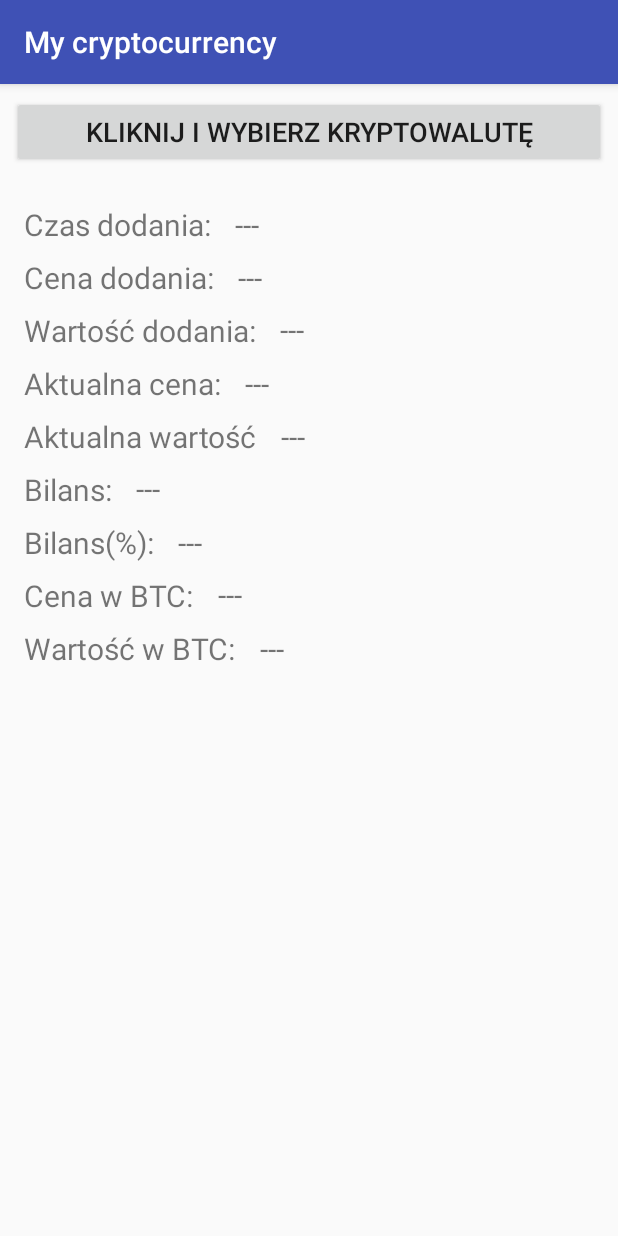
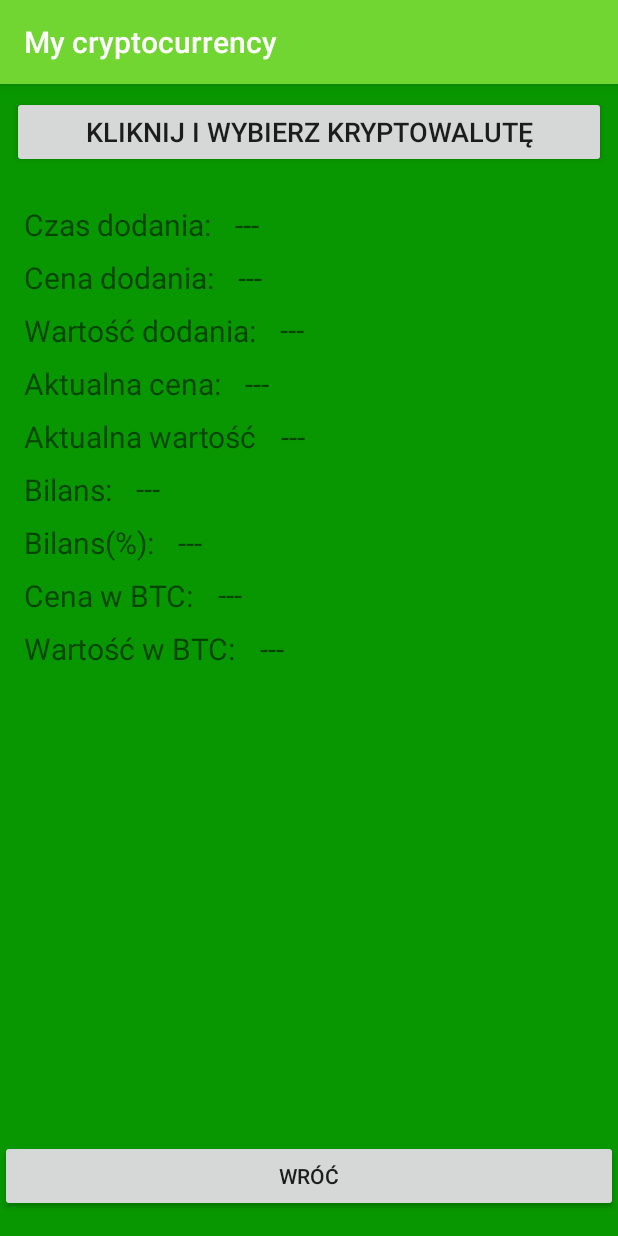
Before and after one commit to Harkor15/My_cryptocurrency, an Android app: the AdvancedActivity screen opened directly, with no data from a screen before it, on a phone screen of 412 x 824 dp. Run offline under Robolectric (Android 15) with nearby library versions, the phone set to English and light mode, and no system bars; our stand-ins replace Volley; network calls fail.

Commit message:
First theme + fix setings/buttons

```diff
--- a/app/src/main/java/harkor/mycryptocurrency/AdvancedActivity.java
+++ b/app/src/main/java/harkor/mycryptocurrency/AdvancedActivity.java
@@ -32,6 +32,7 @@ import java.util.ArrayList;
 import java.util.LinkedList;
 import java.util.List;
 
+import static harkor.mycryptocurrency.R.id.b2;
 import static harkor.mycryptocurrency.R.id.b3;
 
 public class AdvancedActivity extends AppCompatActivity {
@@ -119,6 +120,7 @@ public class AdvancedActivity extends AppCompatActivity {
                     b5.setText(currencyTag(decim.format(actValue)));
                     TextView b6=(TextView)findViewById(R.id.b6);
                     double result=actPrice-getBuyPrice(id);
+                    result*=amountList.get(id);
                     b6.setText(currencyTag(decim.format(result)));
                     TextView b7=(TextView)findViewById(R.id.b7);
                     if(result>=0){
@@ -209,7 +211,9 @@ public class AdvancedActivity extends AppCompatActivity {
                     }
                 }).create().show();
     }
-
+    public void exit(View v){
+        System.exit(0);
+    }
     @Override
     protected void onCreate(Bundle savedInstanceState) {
         super.onCreate(savedInstanceState);
--- a/app/src/main/res/layout/activity_advanced.xml
+++ b/app/src/main/res/layout/activity_advanced.xml
@@ -283,4 +283,15 @@
         app:layout_constraintTop_toBottomOf="@+id/a1"
         android:layout_marginEnd="8dp" />
 
+    <Button
+        android:id="@+id/button7"
+        android:layout_width="match_parent"
+        android:layout_height="wrap_content"
+        android:layout_marginBottom="16dp"
+        android:onClick="exit"
+        android:text="@string/back"
+        app:layout_constraintBottom_toBottomOf="parent"
+        app:layout_constraintLeft_toLeftOf="parent"
+        app:layout_constraintRight_toRightOf="parent" />
+
 </android.support.constraint.ConstraintLayout>
--- a/app/src/main/res/layout/activity_main.xml
+++ b/app/src/main/res/layout/activity_main.xml
@@ -34,6 +34,7 @@
         android:layout_width="0dp"
         android:layout_height="wrap_content"
         android:layout_marginTop="8dp"
+        android:background="@color/buttonColor"
         android:onClick="myCryptooo"
         android:text="@string/my_cryptos"
         app:layout_constraintBottom_toBottomOf="parent"
@@ -49,6 +50,7 @@
         android:layout_height="wrap_content"
         android:layout_marginBottom="8dp"
         android:layout_marginTop="8dp"
+        android:background="@color/buttonColor"
         android:onClick="settingsss"
         android:text="@string/Settings"
         app:layout_constraintBottom_toBottomOf="parent"
@@ -63,7 +65,7 @@
         android:layout_width="0dp"
         android:layout_height="wrap_content"
         android:layout_marginTop="8dp"
-        android:onClick="DonAct"
+        android:background="@color/buttonColor"
         android:text="Jeszcze nic nie robi! NIE RUSZ!"
         app:layout_constraintHorizontal_bias="0.0"
         app:layout_constraintLeft_toLeftOf="parent"
@@ -76,6 +78,7 @@
         android:layout_height="wrap_content"
         android:layout_marginBottom="8dp"
         android:layout_marginTop="8dp"
+        android:background="@color/buttonColor"
         android:onClick="advancedAct"
         android:text="@string/add_inf"
         app:layout_constraintBottom_toBottomOf="parent"
@@ -90,6 +93,7 @@
         android:layout_width="0dp"
         android:layout_height="wrap_content"
         android:layout_marginTop="8dp"
+        android:background="@color/buttonColor"
         android:onClick="refresh"
         android:text="@string/refresh"
         app:layout_constraintHorizontal_bias="0.0"
--- a/app/src/main/res/values/colors.xml
+++ b/app/src/main/res/values/colors.xml
@@ -1,6 +1,9 @@
 <?xml version="1.0" encoding="utf-8"?>
 <resources>
-    <color name="colorPrimary">#3F51B5</color>
-    <color name="colorPrimaryDark">#303F9F</color>
+    <color name="colorPrimary">#71d632</color>
+    <color name="buttonColor">#c2c4c2</color>
+    <color name="colorPrimaryDark">#002f01</color>
     <color name="colorAccent">#FF4081</color>
+    <color name="background_material_light">#089700</color>
+
 </resources>
--- a/app/src/main/res/values/styles.xml
+++ b/app/src/main/res/values/styles.xml
@@ -6,6 +6,8 @@
         <item name="colorPrimary">@color/colorPrimary</item>
         <item name="colorPrimaryDark">@color/colorPrimaryDark</item>
         <item name="colorAccent">@color/colorAccent</item>
+        <item name="android:colorBackground">@color/background_material_light</item>
+        <item name="android:textColorPrimaryInverse">@android:color/darker_gray</item>
     </style>
 
 </resources>
```
Also changed, not shown: app/src/main/java/harkor/mycryptocurrency/settings.java (+12 -3 lines), app/src/main/res/layout/activity_my_crypto.xml (+10 -10 lines).
